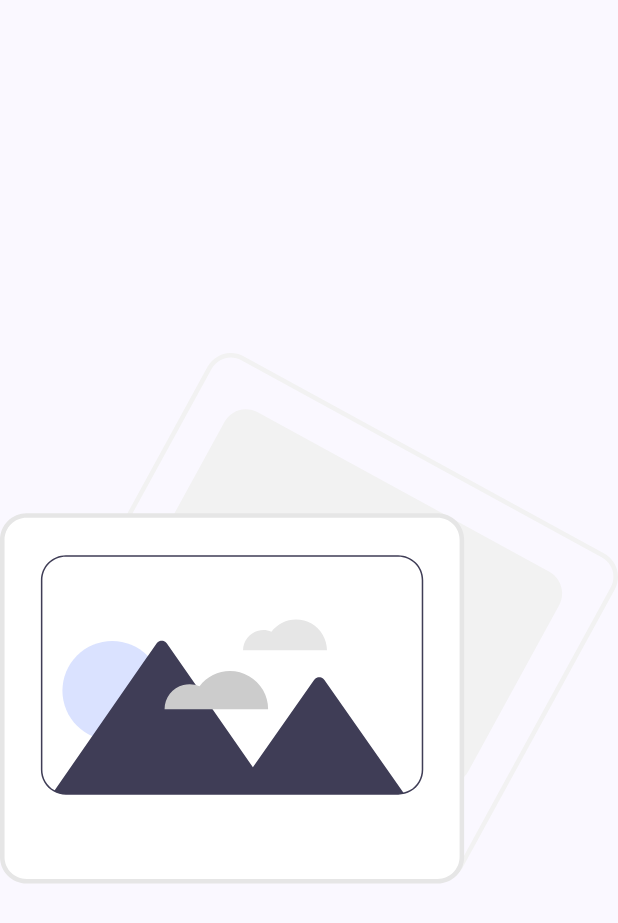
After one commit to diego-matesanz/Arcaneum, an Android app built with Jetpack Compose: the composable CustomAsyncImage called with empty values, on a phone screen of 412 x 824 dp. The commit adds this screen. Shown: the top 923 px of the screen. Run offline under Robolectric (Android 15) with nearby library versions, the phone set to English and light mode, and no system bars; network calls fail; pictures from the network do not load; 1 statement that could not run was skipped.

Commit message:
Improved image loaders

```diff
--- /dev/null
+++ b/app/src/main/java/com/diego/matesanz/arcaneum/ui/common/CustomAsyncImage.kt
@@ -0,0 +1,43 @@
+package com.diego.matesanz.arcaneum.ui.common
+
+import androidx.compose.foundation.layout.Box
+import androidx.compose.foundation.layout.fillMaxSize
+import androidx.compose.material3.MaterialTheme
+import androidx.compose.runtime.Composable
+import androidx.compose.runtime.getValue
+import androidx.compose.runtime.mutableStateOf
+import androidx.compose.runtime.remember
+import androidx.compose.runtime.setValue
+import androidx.compose.ui.Modifier
+import androidx.compose.ui.draw.clip
+import androidx.compose.ui.res.painterResource
+import coil.compose.AsyncImage
+import com.diego.matesanz.arcaneum.R
+
+@Composable
+fun CustomAsyncImage(
+    model: String,
+    contentDescription: String,
+    modifier: Modifier = Modifier,
+) {
+    Box(modifier = modifier) {
+        var imageLoading by remember { mutableStateOf(true) }
+        AsyncImage(
+            modifier = Modifier
+                .fillMaxSize()
+                .clip(MaterialTheme.shapes.small),
+            model = model,
+            contentDescription = contentDescription,
+            error = painterResource(id = R.drawable.ic_book_placeholder),
+            onSuccess = { imageLoading = false },
+            onError = { imageLoading = false },
+        )
+        if (imageLoading) {
+            LoadingSkeleton(
+                modifier = Modifier
+                    .fillMaxSize()
+                    .clip(MaterialTheme.shapes.small),
+            )
+        }
+    }
+}
--- a/app/src/main/java/com/diego/matesanz/arcaneum/ui/screens/camera/CameraScreen.kt
+++ b/app/src/main/java/com/diego/matesanz/arcaneum/ui/screens/camera/CameraScreen.kt
@@ -49,6 +49,7 @@ import androidx.lifecycle.viewmodel.compose.viewModel
 import coil.compose.AsyncImage
 import com.diego.matesanz.arcaneum.R
 import com.diego.matesanz.arcaneum.data.Book
+import com.diego.matesanz.arcaneum.ui.common.CustomAsyncImage
 import com.diego.matesanz.arcaneum.ui.common.PermissionRequestEffect
 import com.diego.matesanz.arcaneum.ui.screens.Screen
 import com.journeyapps.barcodescanner.CaptureManager
@@ -234,13 +235,12 @@ private fun BookResult(
             horizontalArrangement = Arrangement.spacedBy(8.dp),
             verticalAlignment = Alignment.CenterVertically,
         ) {
-            AsyncImage(
+            CustomAsyncImage(
+                model = book.coverImage,
+                contentDescription = book.title,
                 modifier = Modifier
                     .height(90.dp)
-                    .aspectRatio(1 / 1.5F)
-                    .clip(MaterialTheme.shapes.small),
-                model = book.coverImage,
-                contentDescription = book.title,
+                    .aspectRatio(1 / 1.5F),
             )
             Column(
                 modifier = Modifier.weight(1f),
--- a/app/src/main/java/com/diego/matesanz/arcaneum/ui/screens/detail/DetailScreen.kt
+++ b/app/src/main/java/com/diego/matesanz/arcaneum/ui/screens/detail/DetailScreen.kt
@@ -38,6 +38,7 @@ import androidx.compose.ui.draw.clip
 import androidx.compose.ui.graphics.Color
 import androidx.compose.ui.layout.ContentScale
 import androidx.compose.ui.layout.layout
+import androidx.compose.ui.res.painterResource
 import androidx.compose.ui.res.stringResource
 import androidx.compose.ui.text.font.FontWeight
 import androidx.compose.ui.text.style.TextAlign
@@ -46,7 +47,9 @@ import androidx.compose.ui.unit.dp
 import coil.compose.AsyncImage
 import com.diego.matesanz.arcaneum.R
 import com.diego.matesanz.arcaneum.data.Book
+import com.diego.matesanz.arcaneum.ui.common.CustomAsyncImage
 import com.diego.matesanz.arcaneum.ui.common.HtmlText
+import com.diego.matesanz.arcaneum.ui.common.LoadingSkeleton
 import com.diego.matesanz.arcaneum.ui.screens.Screen
 
 @OptIn(ExperimentalMaterial3Api::class)
@@ -147,14 +150,12 @@ private fun BookDetail(
                 horizontalAlignment = Alignment.CenterHorizontally,
                 verticalArrangement = Arrangement.spacedBy(32.dp),
             ) {
-                AsyncImage(
+                CustomAsyncImage(
+                    model = book.coverImage,
+                    contentDescription = book.title,
                     modifier = Modifier
                         .height(270.dp)
-                        .aspectRatio(1 / 1.5F)
-                        .clip(MaterialTheme.shapes.small),
-                    model = book.coverImage,
-                    contentDescription = book.title,
-                    contentScale = ContentScale.Crop
+                        .aspectRatio(1 / 1.5F),
                 )
                 TitleSection(
                     title = book.title,
--- a/app/src/main/java/com/diego/matesanz/arcaneum/ui/screens/home/HomeScreen.kt
+++ b/app/src/main/java/com/diego/matesanz/arcaneum/ui/screens/home/HomeScreen.kt
@@ -42,7 +42,6 @@ import androidx.compose.runtime.setValue
 import androidx.compose.ui.Alignment
 import androidx.compose.ui.Modifier
 import androidx.compose.ui.draw.clip
-import androidx.compose.ui.graphics.Color
 import androidx.compose.ui.input.nestedscroll.nestedScroll
 import androidx.compose.ui.platform.LocalSoftwareKeyboardController
 import androidx.compose.ui.res.stringResource
@@ -53,9 +52,9 @@ import androidx.compose.ui.text.style.TextAlign
 import androidx.compose.ui.text.style.TextOverflow
 import androidx.compose.ui.unit.dp
 import androidx.lifecycle.viewmodel.compose.viewModel
-import coil.compose.AsyncImage
 import com.diego.matesanz.arcaneum.R
 import com.diego.matesanz.arcaneum.data.Book
+import com.diego.matesanz.arcaneum.ui.common.CustomAsyncImage
 import com.diego.matesanz.arcaneum.ui.screens.Screen
 
 @OptIn(ExperimentalMaterial3Api::class)
@@ -184,13 +183,12 @@ private fun BookItem(
             .clickable(onClick = { onClick(book) }),
         horizontalArrangement = Arrangement.spacedBy(16.dp),
     ) {
-        AsyncImage(
+        CustomAsyncImage(
+            model = book.coverImage,
+            contentDescription = book.title,
             modifier = Modifier
                 .height(180.dp)
-                .aspectRatio(1 / 1.5F)
-                .clip(MaterialTheme.shapes.small),
-            model = book.coverImage,
-            contentDescription = book.title,
+                .aspectRatio(1 / 1.5F),
         )
         Column(
             modifier = Modifier
--- /dev/null
+++ b/app/src/main/res/drawable/ic_book_placeholder.xml
@@ -0,0 +1,66 @@
+<?xml version="1.0" encoding="utf-8"?>
+<vector xmlns:android="http://schemas.android.com/apk/res/android" xmlns:aapt="http://schemas.android.com/aapt"
+    android:viewportWidth="816.2224"
+    android:viewportHeight="700.597"
+    android:width="816.2224dp"
+    android:height="700.597dp">
+    <group
+        android:translateX="-191.8888"
+        android:translateY="-99.7015">
+        <path
+            android:pathData="M772.0209 797.89518a34.81426 34.81426 0 0 1 -16.74561 -4.30859L278.867 533.04069a35.03942 35.03942 0 0 1 -13.9137 -47.50147L466.00063 117.924a34.99945 34.99945 0 0 1 47.50171 -13.91358l476.4082 260.5459a35.03913 35.03913 0 0 1 13.91382 47.50147L802.777 779.673a34.7714 34.7714 0 0 1 -20.86914 16.79492A35.147 35.147 0 0 1 772.0209 797.89518Zm-13.8667 -9.57227a29.00079 29.00079 0 0 0 39.35864 -11.5288L998.5602 409.17887A29.03345 29.03345 0 0 0 987.03164 369.82L510.62344 109.27409a29.00081 29.00081 0 0 0 -39.35865 11.5288L270.21743 488.41813A29.03335 29.03335 0 0 0 281.746 527.777Z"
+            android:fillColor="#F2F2F2" />
+    </group>
+    <group
+        android:translateX="-191.8888"
+        android:translateY="-99.7015">
+        <path
+            android:pathData="M781.84414 669.32487a32.70567 32.70567 0 0 1 -15.68262 -4.0166L380.99917 454.66471a32.46947 32.46947 0 0 1 -12.91992 -44.1084L488.151 191.005a32.49693 32.49693 0 0 1 44.10865 -12.91992L917.42226 388.72868a32.49758 32.49758 0 0 1 12.91993 44.10839l-0.43873 -0.23974 0.43873 0.23974L810.27041 652.38834A32.3643 32.3643 0 0 1 781.84414 669.32487Z"
+            android:fillColor="#F2F2F2" />
+    </group>
+    <group
+        android:translateX="-191.8888"
+        android:translateY="-99.7015">
+        <path
+            android:pathData="M769.88882 797.7985h-543a32.53692 32.53692 0 0 1 -32.5 -32.5v-419a32.53692 32.53692 0 0 1 32.5 -32.5h543a32.53685 32.53685 0 0 1 32.5 32.5v419A32.53685 32.53685 0 0 1 769.88882 797.7985Z"
+            android:fillColor="#FFFFFF" />
+    </group>
+    <group
+        android:translateX="-191.8888"
+        android:translateY="-99.7015">
+        <path
+            android:pathData="M769.88882 800.2985h-543a35.03947 35.03947 0 0 1 -35 -35v-419a35.03947 35.03947 0 0 1 35 -35h543a35.03947 35.03947 0 0 1 35 35v419A35.03947 35.03947 0 0 1 769.88882 800.2985Zm-543 -483a29.03275 29.03275 0 0 0 -29 29v419a29.03275 29.03275 0 0 0 29 29h543a29.03276 29.03276 0 0 0 29 -29v-419a29.03276 29.03276 0 0 0 -29 -29Z"
+            android:fillColor="#E6E6E6" />
+    </group>
+    <group
+        android:translateX="-191.8888"
+        android:translateY="-99.7015">
+        <path
+            android:pathData="M582.89156 451.586a40.76358 40.76358 0 0 0 -32.55116 16.18593 26.83976 26.83976 0 0 0 -37.44912 24.64757H623.72505A40.83342 40.83342 0 0 0 582.89156 451.586Z"
+            android:fillColor="#E6E6E6" />
+    </group>
+    <path
+        android:pathData="M213.954 445.9604A65.75727 65.75727 0 0 1 82.43942 445.9604A65.75727 65.75727 0 0 1 213.954 445.9604Z"
+        android:fillColor="#DAE2FF" />
+    <group
+        android:translateX="-191.8888"
+        android:translateY="-99.7015">
+        <path
+            android:pathData="M725.24868 681.17851a31.87811 31.87811 0 0 1 -7.35986 0.85h-439a31.87492 31.87492 0 0 1 -15.46 -3.97l1.16992 -1.68 48.98 -70.53 72.58008 -104.49 1.06 -1.53 11.41993 -16.44a8.33693 8.33693 0 0 1 13.70019 0l37.93994 54.61v0.01l22.31983 32.14 53.28027 76.7 80.80957 -115.35a8.34782 8.34782 0 0 1 13.68018 0l51.83984 73.99 2.98 4.25Z"
+            android:fillColor="#3F3D56" />
+    </group>
+    <group
+        android:translateX="-191.8888"
+        android:translateY="-99.7015">
+        <path
+            android:pathData="M495.61848 519.76805A50.29271 50.29271 0 0 0 455.458 539.7377 33.114 33.114 0 0 0 409.2545 570.147h136.743A50.3789 50.3789 0 0 0 495.61848 519.76805Z"
+            android:fillColor="#CCCCCC" />
+    </group>
+    <group
+        android:translateX="-191.8888"
+        android:translateY="-99.7015">
+        <path
+            android:pathData="M717.88882 683.02848h-439a32.97007 32.97007 0 0 1 -33 -33V399.78873a33.03734 33.03734 0 0 1 33 -33h439a33.03734 33.03734 0 0 1 33 33V650.02848a32.96211 32.96211 0 0 1 -33 33Zm-439 -314.23975a31.0352 31.0352 0 0 0 -31 31V650.02848a30.97077 30.97077 0 0 0 31 31h439a30.9637 30.9637 0 0 0 31 -31V399.78873a31.03521 31.03521 0 0 0 -31 -31Z"
+            android:fillColor="#3F3D56" />
+    </group>
+</vector>
```
